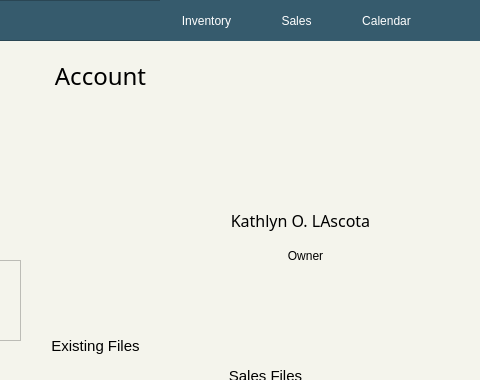
Old version of the form account.ui in the repository ongchangco/Economystique2; both pictures show x 320 to 800 and y 0 to 380 of the 800 by 600 pixel window.
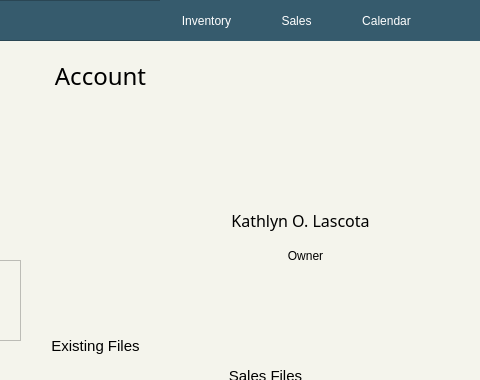
New version of the form. Icons and pictures are not drawn.

```diff
--- a/account.ui
+++ b/account.ui
@@ -61,7 +61,7 @@
     </font>
    </property>
    <property name="text">
-    <string>Kathlyn O. LAscota</string>
+    <string>Kathlyn O. Lascota</string>
    </property>
    <property name="alignment">
     <set>Qt::AlignCenter</set>
```
